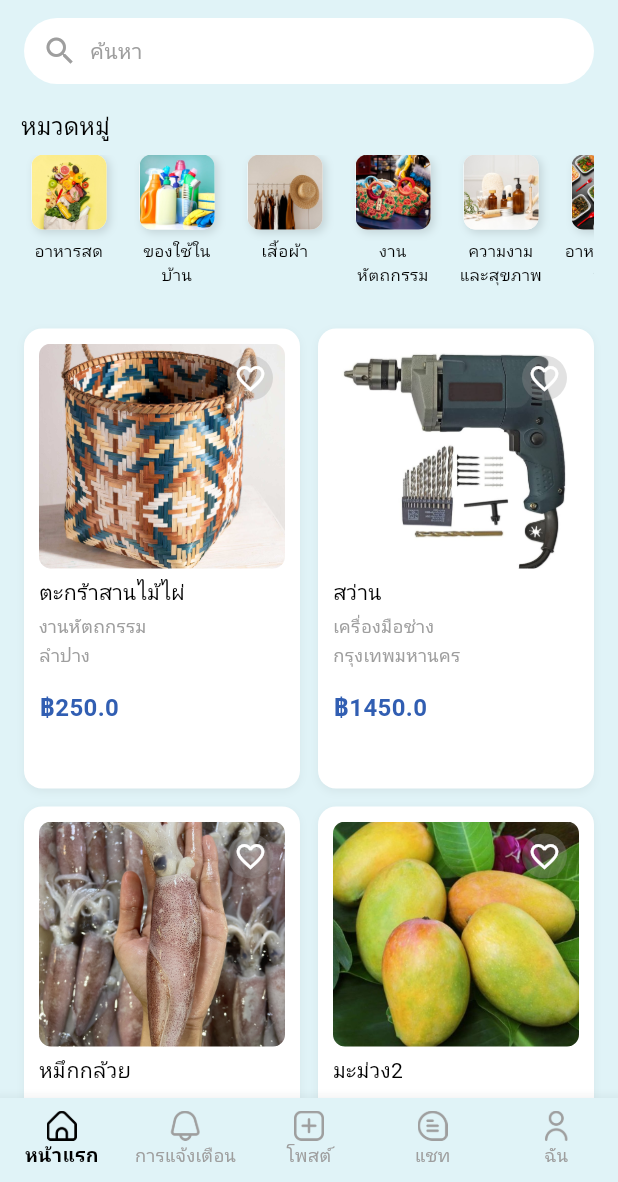
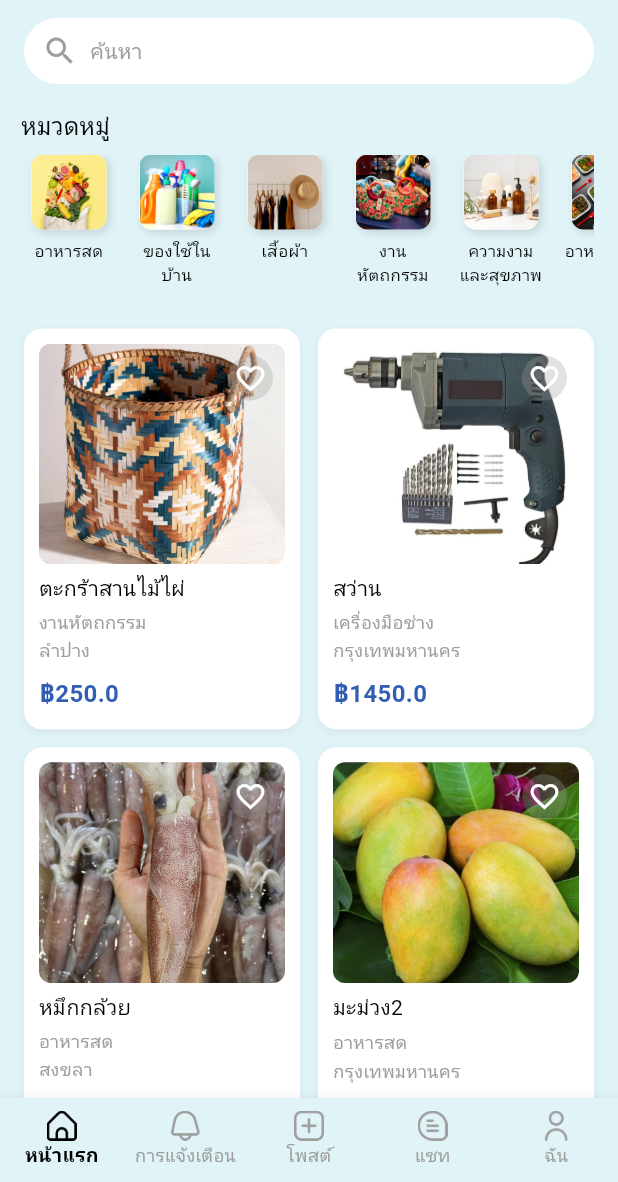
Before and after one commit to sareefhub/Locaza, a Flutter app: the screen it shows after launch, on a phone screen of 412 x 824 dp, the part 54-1236 px from its top. Run offline on Flutter 3.47's test engine with Material 3 defaults, Android fonts, the phone set to English and light mode, and no system bars; our stand-ins replace awesome_dialog, dropdown_button2, flutter_riverpod, go_router, google_fonts, image_picker and 2 more; accounts and stored records are empty; Roboto replaces fonts that are missing (Sarabun).

Commit message:
fix(home): shorten ProductCard and make it responsive

```diff
--- a/frontend/lib/core/widgets/custom_search_bar.dart
+++ b/frontend/lib/core/widgets/custom_search_bar.dart
@@ -19,25 +19,28 @@ class CustomSearchBar extends StatelessWidget {
       controller: controller,
       onChanged: onChanged,
       style: GoogleFonts.sarabun(fontSize: 14, color: Colors.black),
+      cursorColor: Colors.grey,
+      cursorWidth: 2,
+      cursorHeight: 18,
       decoration: InputDecoration(
         hintText: hintText,
         hintStyle: GoogleFonts.sarabun(color: Colors.black54, fontSize: 14),
         prefixIcon: const Icon(Icons.search, color: Colors.black54),
         filled: true,
-        fillColor: Color.fromARGB(255, 236, 235, 235),
+        fillColor: Colors.white,
         isDense: true,
         contentPadding: const EdgeInsets.symmetric(vertical: 8, horizontal: 12),
         border: OutlineInputBorder(
-          borderRadius: BorderRadius.circular(20),
+          borderRadius: BorderRadius.circular(25),
           borderSide: const BorderSide(
-            color: Color.fromARGB(255, 236, 235, 235),
+            color: Color.fromARGB(255, 226, 226, 226),
             width: 1,
           ), // กำหนดขอบเริ่มต้น
         ),
         enabledBorder: OutlineInputBorder(
           borderRadius: BorderRadius.circular(20),
           borderSide: const BorderSide(
-            color: Color.fromARGB(255, 236, 235, 235),
+            color: Color.fromARGB(255, 226, 226, 226),
             width: 1,
           ), // ขอบก่อนกด
         ),
--- a/frontend/lib/core/widgets/product_card.dart
+++ b/frontend/lib/core/widgets/product_card.dart
@@ -25,11 +25,9 @@ class ProductCard extends ConsumerWidget {
       orElse: () => {'label': ''},
     )['label'];
 
-    const cardWidth = 160.0;
-    const imageHeight = 150.0;
     const favoriteIconSize = 22.0;
 
-    Widget buildImage() {
+    Widget buildImage(double imageHeight) {
       if (image.isEmpty) {
         return Image.asset(
           'assets/images/placeholder.png',
@@ -60,33 +58,40 @@ class ProductCard extends ConsumerWidget {
       );
     }
 
+    return LayoutBuilder(
+      builder: (context, constraints) {
+        final cardWidth = constraints.maxWidth;
+        final imageHeight = cardWidth * 0.8; // ยืดหยุ่นตามความกว้าง
+
         return InkWell(
           onTap: () {
             GoRouter.of(context).push('/product_details', extra: product);
           },
           borderRadius: BorderRadius.circular(12),
           child: Container(
-        width: cardWidth,
             padding: const EdgeInsets.all(10),
             decoration: BoxDecoration(
               color: Colors.white,
               borderRadius: BorderRadius.circular(12),
               boxShadow: [
                 BoxShadow(
-              color: Colors.black.withValues(alpha: 0.05),
+                  color: Colors.black.withOpacity(
+                    0.05,
+                  ), // แก้ from withValues -> withOpacity
                   blurRadius: 4,
                   offset: const Offset(0, 2),
                 ),
               ],
             ),
             child: Column(
+              mainAxisSize: MainAxisSize.min, // << ป้องกัน card หดจน error
               crossAxisAlignment: CrossAxisAlignment.start,
               children: [
                 Stack(
                   children: [
                     ClipRRect(
                       borderRadius: BorderRadius.circular(8),
-                  child: buildImage(),
+                      child: buildImage(imageHeight),
                     ),
                     Positioned(
                       top: 8,
@@ -95,7 +100,9 @@ class ProductCard extends ConsumerWidget {
                         width: favoriteIconSize + 8,
                         height: favoriteIconSize + 8,
                         decoration: BoxDecoration(
-                      color: Colors.grey.withValues(alpha: 0.3),
+                          color: Colors.grey.withOpacity(
+                            0.3,
+                          ), // แก้ from withValues -> withOpacity
                           shape: BoxShape.circle,
                         ),
                         child: IconButton(
@@ -142,7 +149,7 @@ class ProductCard extends ConsumerWidget {
                   maxLines: 1,
                   overflow: TextOverflow.ellipsis,
                 ),
-            const SizedBox(height: 14),
+                const SizedBox(height: 8),
                 Text(
                   '฿${product['price'] ?? ''}',
                   style: GoogleFonts.sarabun(
@@ -155,5 +162,7 @@ class ProductCard extends ConsumerWidget {
             ),
           ),
         );
+      },
+    );
   }
 }
--- a/frontend/lib/features/home/presentation/screens/home_screen.dart
+++ b/frontend/lib/features/home/presentation/screens/home_screen.dart
@@ -20,6 +20,20 @@ class HomeScreen extends StatelessWidget {
     if (width >= 1000) return 4;
     if (width >= 600) return 3; // Tablet
     return 2; // Mobile
+  }
+
+  double _getChildAspectRatio(double screenWidth, int crossAxisCount) {
+    // คำนวณความกว้างของ card
+    double padding = 16 * 2; // padding ของ SliverPadding
+    double spacing = 12 * (crossAxisCount - 1); // spacing ระหว่าง card
+    double cardWidth = (screenWidth - padding - spacing) / crossAxisCount;
+
+    // height ของ card ประกอบด้วย
+    // - รูปภาพ (80% ของความกว้าง)
+    // - ข้อความ + ปุ่ม ประมาณ 120
+    double cardHeight = cardWidth * 0.8 + 120;
+
+    return cardWidth / cardHeight;
   }
 
   // ฟิลเตอร์สินค้า: แสดงเฉพาะสินค้าที่ยังว่างและผู้ขายถูกต้อง
@@ -93,12 +107,12 @@ class HomeScreen extends StatelessWidget {
                           borderRadius: BorderRadius.circular(25),
                         ),
                         child: Row(
-                          children: const [
-                            Icon(Icons.search, color: Colors.grey),
-                            SizedBox(width: 8),
+                          children: [
+                            const Icon(Icons.search, color: Colors.grey),
+                            const SizedBox(width: 8),
                             Text(
                               'ค้นหา',
-                              style: TextStyle(
+                              style: GoogleFonts.sarabun(
                                 color: Colors.grey,
                                 fontSize: 14,
                               ),
@@ -121,14 +135,19 @@ class HomeScreen extends StatelessWidget {
                 SliverPadding(
                   padding: const EdgeInsets.symmetric(horizontal: 16),
                   sliver: SliverGrid(
-                    delegate: SliverChildBuilderDelegate((context, index) {
-                      return ProductCard(product: bestSaleProducts[index]);
-                    }, childCount: bestSaleProducts.length),
+                    delegate: SliverChildBuilderDelegate(
+                      (context, index) =>
+                          ProductCard(product: bestSaleProducts[index]),
+                      childCount: bestSaleProducts.length,
+                    ),
                     gridDelegate: SliverGridDelegateWithFixedCrossAxisCount(
                       crossAxisCount: crossAxisCount,
                       crossAxisSpacing: 12,
                       mainAxisSpacing: 12,
-                      childAspectRatio: sizingInfo.isMobile ? 0.60 : 0.70,
+                      childAspectRatio: _getChildAspectRatio(
+                        screenWidth,
+                        crossAxisCount,
+                      ),
                     ),
                   ),
                 ),
```
Lines whose indentation alone changed are shown as unchanged.
